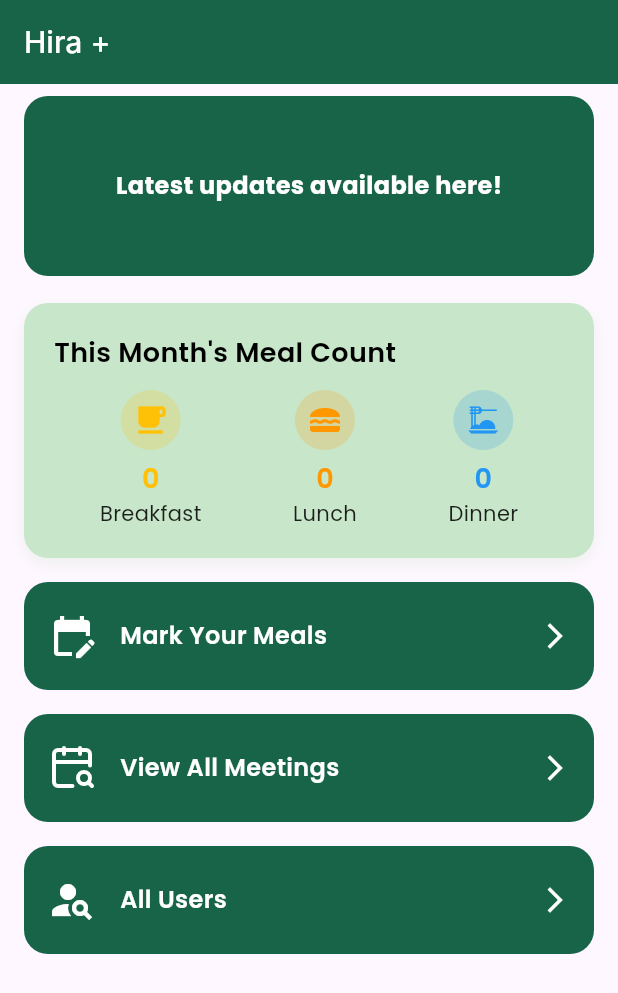
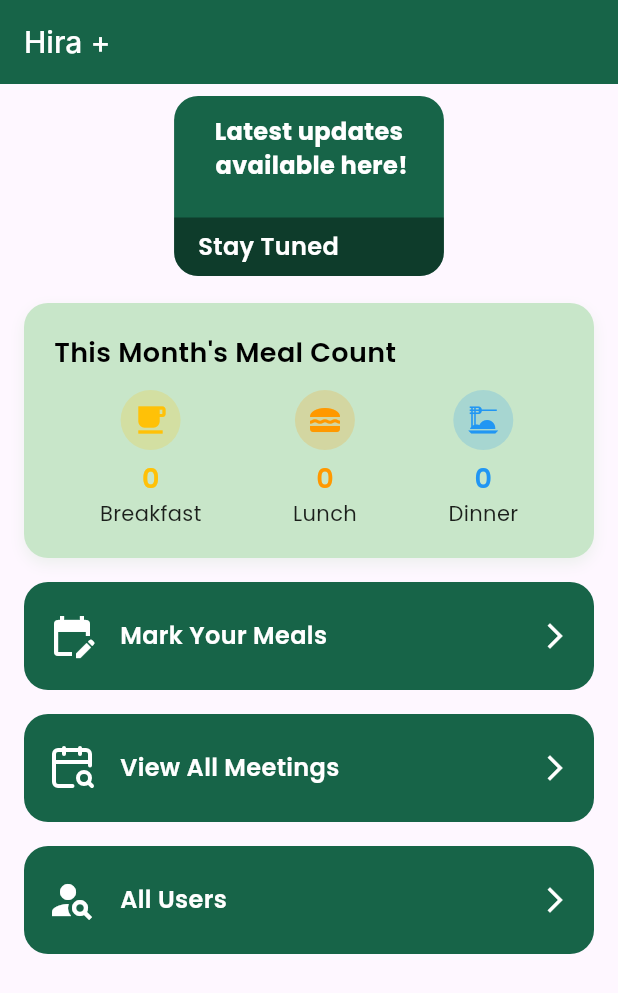
Before and after one commit to Muneeraayakkoden/DemoFlutterApp, a Flutter app: the UserHome screen opened directly, on a phone screen of 412 x 824 dp. Shown: the top 993 px of the screen. Run offline on Flutter 3.47's test engine with Material 3 defaults, Android fonts, the phone set to English and light mode, and no system bars; our stand-ins replace google_fonts, lucide_icons, pinput, shared_preferences, toastification; accounts and stored records are empty; Roboto replaces fonts that are missing (Inter).

Commit message:
advertisement card of user home screen updated

```diff
--- a/lib/screens/user_screens/home/widgets/advertisement.dart
+++ b/lib/screens/user_screens/home/widgets/advertisement.dart
@@ -6,23 +6,52 @@ class Advertisement extends StatelessWidget {
 
   @override
   Widget build(BuildContext context) {
-    final bool hasAd = false;
+    final bool hasAdvertisement = false;
 
-    if (!hasAd) {
+    if (!hasAdvertisement) {
       return Container(
-        margin: const EdgeInsets.symmetric(horizontal: 16, vertical: 8),
+        margin: const EdgeInsets.symmetric(horizontal: 32, vertical: 8),
         height: 120,
         decoration: BoxDecoration(
           color: ColorClass.greenDarker,
           borderRadius: BorderRadius.circular(16),
         ),
-        alignment: Alignment.center,
-        child: Text(
-          'Latest updates available here!',
-          style: TextStyle(
-            fontWeight: FontWeight.bold,
-            fontSize: 16,
-            color: ColorClass.white,
+        child: ClipRRect(
+          borderRadius: BorderRadius.circular(16),
+          child: Stack(
+            children: [
+              Padding(
+                padding: const EdgeInsets.symmetric(horizontal: 24.0, vertical: 12.0),
+                child: Text(
+                  'Latest updates \n available here!',
+                  textAlign: TextAlign.center,
+                  style: TextStyle(
+                    fontWeight: FontWeight.bold,
+                    fontSize: 16,
+                    color: ColorClass.white,
+                  ),
+                ),
+              ),
+              Positioned(
+                left: 0,
+                right: 0,
+                bottom: 0,
+                child: Container(
+                  padding: const EdgeInsets.symmetric(
+                    horizontal: 16,
+                    vertical: 8,
+                  ),
+                  color: Colors.black.withValues(alpha: 0.4),
+                  child: Text('Stay Tuned',
+                    style: TextStyle(
+                      fontWeight: FontWeight.w600,
+                      fontSize: 16,
+                      color: Colors.white,
+                    ),
+                  ),
+                ),
+              ),
+            ],
           ),
         ),
       );
@@ -52,7 +81,7 @@ class Advertisement extends StatelessWidget {
     //               horizontal: 16,
     //               vertical: 8,
     //             ),
-    //             color: Colors.black.withOpacity(0.4),
+    //             color: Colors.black.withValues(alpha: 0.4),
     //             child: Text(
     //               'Title',
     //               style: TextStyle(
@@ -66,6 +95,6 @@ class Advertisement extends StatelessWidget {
     //       ],
     //     ),
     //   ),
-    //);
+    // );
   }
 }
```
Also changed, not shown: lib/screens/user_screens/home/view/user_home.dart (+5 -5 lines).
